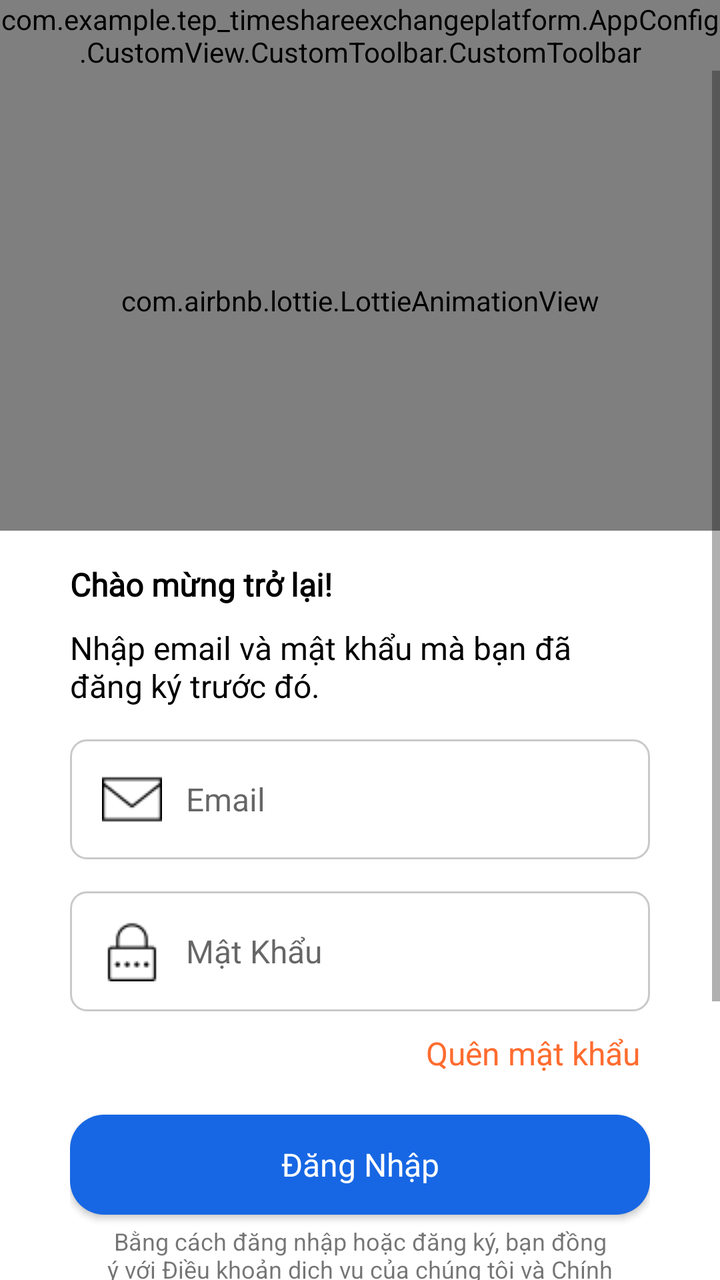
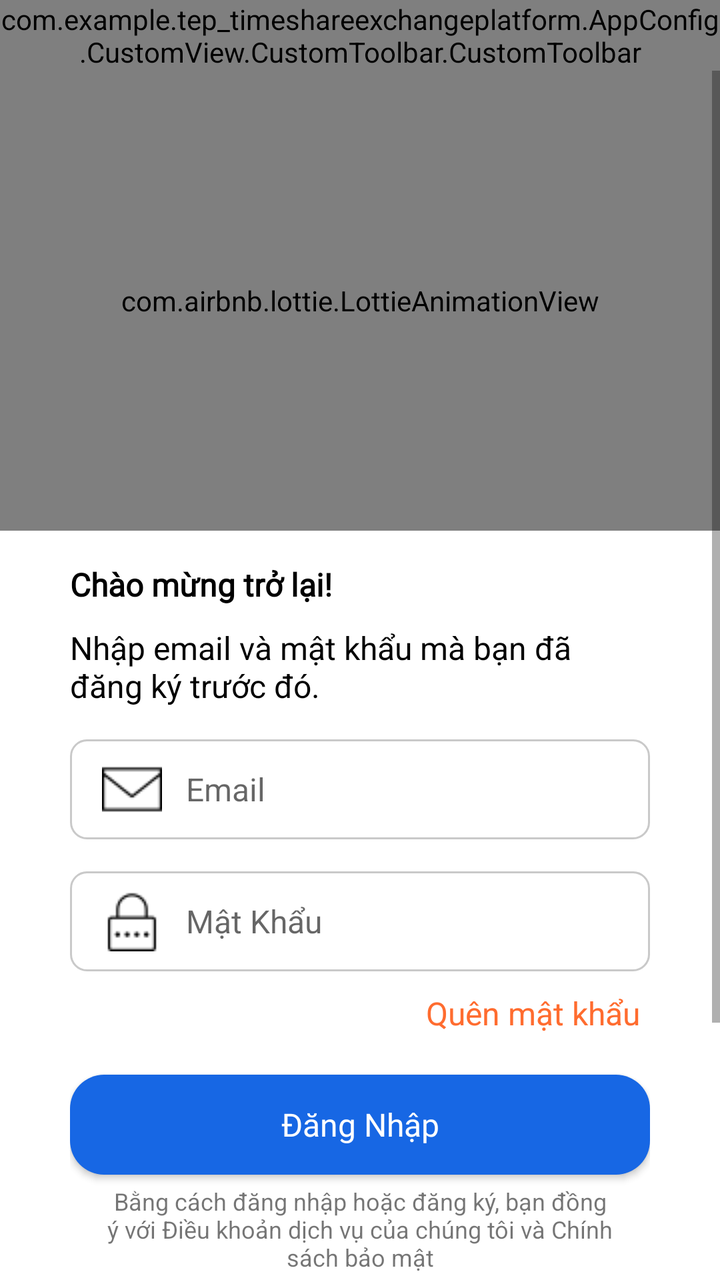

An Android layout rendered at two revisions. The XML below is the earlier revision; the diff shows what the commit changed to produce the second picture.
<!-- AndroidManifest.xml: application theme Base.Theme.TEPTimeshareExchangePlatform -->
<!-- res/layout/activity_login_screen2.xml -->
<?xml version="1.0" encoding="utf-8"?>
<androidx.constraintlayout.widget.ConstraintLayout
    xmlns:android="http://schemas.android.com/apk/res/android"
    xmlns:app="http://schemas.android.com/apk/res-auto"
    xmlns:tools="http://schemas.android.com/tools"
    android:id="@+id/main"
    android:layout_width="match_parent"
    android:layout_height="match_parent"
    tools:context=".UI.Activity.LoginActivity.LoginActivity_screen2">

    
    <com.example.tep_timeshareexchangeplatform.AppConfig.CustomView.CustomToolbar.CustomToolbar
        android:id="@+id/customToolbar"
        android:layout_width="match_parent"
        android:layout_height="wrap_content"
        android:background="@color/white"
        android:title="@string/login"
        app:layout_constraintEnd_toEndOf="parent"
        app:layout_constraintStart_toStartOf="parent"
        app:layout_constraintTop_toTopOf="parent"
        app:textStart="@string/back" />

    
    <ScrollView
        android:layout_width="match_parent"
        android:layout_height="wrap_content"
        android:fillViewport="true"
        app:layout_constraintEnd_toEndOf="parent"
        app:layout_constraintStart_toStartOf="parent"
        app:layout_constraintTop_toBottomOf="@+id/customToolbar">
        <LinearLayout
            android:layout_width="match_parent"
            android:layout_height="wrap_content"
            android:orientation="vertical">

            
            <com.airbnb.lottie.LottieAnimationView
                android:layout_width="match_parent"
                android:layout_height="230dp"
                app:lottie_rawRes="@raw/anim_login_screen1"
                app:lottie_autoPlay="true"
                app:lottie_loop="true"
                />

            
            <LinearLayout
                android:id="@+id/linearLayout2"
                android:layout_width="match_parent"
                android:layout_height="wrap_content"
                android:layout_marginStart="35dp"
                android:layout_marginTop="16dp"
                android:layout_marginEnd="35dp"
                android:orientation="vertical"
                app:layout_constraintTop_toBottomOf="@+id/imageView2"
                tools:layout_editor_absoluteX="30dp">

                <TextView
                    android:layout_width="match_parent"
                    android:layout_height="wrap_content"
                    android:fontFamily="@font/app_font_bold"
                    android:text="Chào mừng trở lại!"
                    android:textColor="@color/black"
                    android:textSize="16dp"
                    android:textStyle="bold" />

                <TextView
                    android:layout_width="match_parent"
                    android:layout_height="wrap_content"
                    android:layout_marginTop="10dp"
                    android:text="Nhập email và mật khẩu mà bạn đã đăng ký trước đó."
                    android:textColor="@color/black"
                    android:textSize="16dp" />


                <EditText
                    android:id="@+id/edt_email"
                    android:layout_width="match_parent"
                    android:layout_height="60dp"
                    android:layout_marginTop="16dp"
                    android:background="@drawable/background_stroke_around"
                    android:drawableStart="@drawable/ic_email_30px"
                    android:drawablePadding="12dp"
                    android:ems="10"
                    android:hint="Email"
                    android:inputType="textEmailAddress"
                    android:paddingStart="16dp"
                    android:paddingEnd="16dp"
                    android:textSize="16dp" />

                <EditText
                    android:id="@+id/edt_password"
                    android:layout_width="match_parent"
                    android:layout_height="60dp"
                    android:layout_marginTop="16dp"
                    android:background="@drawable/background_stroke_around"
                    android:drawableStart="@drawable/ic_password_30px"
                    android:drawablePadding="12dp"
                    android:ems="10"
                    android:hint="Mật Khẩu"
                    android:inputType="textPassword"
                    android:paddingStart="16dp"
                    android:paddingEnd="16dp"
                    android:textSize="16dp" />

                <TextView
                    android:layout_width="match_parent"
                    android:layout_height="wrap_content"
                    android:layout_marginTop="10dp"
                    android:layout_marginEnd="5dp"
                    android:gravity="right"
                    android:text="Quên mật khẩu"
                    android:textColor="@color/primaryColor"
                    android:textSize="16dp" />

            </LinearLayout>

            
            <LinearLayout
                android:id="@+id/linearLayout3"
                android:layout_width="match_parent"
                android:layout_height="wrap_content"
                android:layout_marginStart="35dp"
                android:layout_marginEnd="35dp"
                android:orientation="vertical"
                app:layout_constraintTop_toBottomOf="@+id/linearLayout2"
                tools:layout_editor_absoluteX="20dp">

                <androidx.appcompat.widget.AppCompatButton
                    android:id="@+id/btn_login"
                    android:layout_width="match_parent"
                    android:layout_height="50dp"
                    android:layout_marginTop="20dp"
                    android:background="@drawable/ripple_effect"
                    android:backgroundTint="@color/blue_btn_search"
                    android:fontFamily="@font/app_font_black"
                    android:text="Đăng Nhập"
                    android:textAllCaps="false"
                    android:textColor="@color/white"
                    android:textSize="16dp"
                    app:layout_constraintBottom_toBottomOf="parent" />

                <TextView
                    android:layout_width="match_parent"
                    android:layout_height="wrap_content"
                    android:layout_marginStart="10dp"
                    android:layout_marginTop="5dp"
                    android:layout_marginEnd="10dp"
                    android:gravity="center"
                    android:text="Bằng cách đăng nhập hoặc đăng ký, bạn đồng ý với Điều khoản dịch vụ của chúng tôi và
Chính sách bảo mật"
                    android:textSize="12dp" />

            </LinearLayout>

            
            <androidx.constraintlayout.widget.ConstraintLayout
                android:layout_width="match_parent"
                android:layout_height="wrap_content"
                android:layout_marginStart="35dp"
                android:layout_marginTop="10dp"
                android:layout_marginEnd="35dp"
                android:paddingTop="10dp"
                app:layout_constraintTop_toBottomOf="@+id/linearLayout3">

                <LinearLayout
                    android:id="@+id/linearLayout5"
                    android:layout_width="match_parent"
                    android:layout_height="2dp"
                    android:background="@color/primary_background"
                    android:orientation="vertical"
                    app:layout_constraintBottom_toBottomOf="@+id/linearLayout8"
                    app:layout_constraintTop_toTopOf="parent">

                </LinearLayout>

                <LinearLayout
                    android:id="@+id/linearLayout8"
                    android:layout_width="90dp"
                    android:layout_height="20dp"
                    android:background="@color/blue_see_more"
                    app:layout_constraintEnd_toEndOf="parent"
                    app:layout_constraintStart_toStartOf="parent"
                    app:layout_constraintTop_toTopOf="parent">

                    <TextView
                        android:layout_width="match_parent"
                        android:layout_height="match_parent"
                        android:gravity="center"
                        android:text="Đăng Nhập Với"
                        android:textAlignment="center"
                        android:textColor="@color/white"
                        android:textSize="10dp">

                    </TextView>
                </LinearLayout>


                <LinearLayout
                    android:id="@+id/linearLayout6"
                    android:layout_width="150dp"
                    android:layout_height="50dp"
                    android:layout_marginTop="40dp"
                    android:background="@drawable/ripple_effect_white"
                    android:orientation="horizontal"
                    app:layout_constraintBottom_toBottomOf="parent"
                    app:layout_constraintEnd_toEndOf="parent"
                    app:layout_constraintHorizontal_bias="0.0"
                    app:layout_constraintStart_toStartOf="parent"
                    app:layout_constraintTop_toTopOf="parent"
                    app:layout_constraintVertical_bias="0.0">

                    <ImageView
                        android:layout_width="match_parent"
                        android:layout_height="match_parent"
                        android:padding="5dp"
                        android:src="@drawable/ic_google" />

                </LinearLayout>

                <LinearLayout
                    android:id="@+id/linearLayout7"
                    android:layout_width="150dp"
                    android:layout_height="50dp"
                    android:layout_marginTop="40dp"
                    android:background="@drawable/ripple_effect_white"
                    android:orientation="horizontal"
                    app:layout_constraintBottom_toBottomOf="parent"
                    app:layout_constraintEnd_toEndOf="parent"
                    app:layout_constraintHorizontal_bias="1.0"
                    app:layout_constraintStart_toStartOf="@+id/linearLayout6"
                    app:layout_constraintTop_toTopOf="parent"
                    app:layout_constraintVertical_bias="0.0">

                    <ImageView
                        android:layout_width="match_parent"
                        android:layout_height="match_parent"
                        android:padding="5dp"
                        android:src="@drawable/ic_facebook" />
                </LinearLayout>


            </androidx.constraintlayout.widget.ConstraintLayout>

            
            <LinearLayout
                android:gravity="center"
                android:layout_marginTop="10dp"
                android:layout_marginBottom="100dp"
                android:layout_width="match_parent"
                android:layout_height="wrap_content"
                android:padding="10dp">

                <TextView
                    android:layout_width="wrap_content"
                    android:layout_height="wrap_content"
                    android:fontFamily="@font/inter_medium"
                    android:text="Chưa có tài khoản ?"
                    android:textSize="14dp"
                    app:layout_constraintEnd_toStartOf="@+id/textView3"
                    app:layout_constraintStart_toStartOf="parent"
                    app:layout_constraintTop_toTopOf="parent" />

                <TextView
                    android:id="@+id/tv_register"
                    android:layout_marginStart="10dp"
                    android:layout_width="wrap_content"
                    android:layout_height="wrap_content"
                    android:fontFamily="@font/inter_medium"
                    android:text="Đăng ký ngay"
                    android:textColor="@color/blue_see_more"
                    android:textSize="14dp"
                    app:layout_constraintEnd_toEndOf="parent"
                    app:layout_constraintTop_toTopOf="parent" />

            </LinearLayout>


        </LinearLayout>







    </ScrollView>





</androidx.constraintlayout.widget.ConstraintLayout>
<!-- resources referenced by this layout -->
<resources>
  <color name="black">#FF000000</color>
  <color name="blue_btn_search">#1767E4</color>
  <color name="blue_see_more">#0091FB</color>
  <color name="primaryColor">#ff6c2f</color>
  <color name="primary_background">#C9C9C9</color>
  <color name="white">#FFFFFFFF</color>
  <!-- drawable background_stroke_around (drawable) -->
  <?xml version="1.0" encoding="utf-8"?>
  <shape xmlns:android="http://schemas.android.com/apk/res/android"
      android:shape="rectangle"
      >
      <stroke android:width="1dp" android:color="@color/primary_background"/>
      <corners android:radius="8dp"/>
  
  </shape>
  <!-- drawable ic_email_30px: png bitmap (drawable, 394 bytes) -->
  <!-- drawable ic_facebook: png bitmap (drawable, 1316 bytes) -->
  <!-- drawable ic_google: png bitmap (drawable, 1305 bytes) -->
  <!-- drawable ic_password_30px: png bitmap (drawable, 408 bytes) -->
  <!-- drawable ripple_effect (drawable) -->
  <?xml version="1.0" encoding="utf-8"?>
  <ripple xmlns:android="http://schemas.android.com/apk/res/android"
      android:color="?android:attr/colorControlHighlight">
      <item>
          <shape android:shape="rectangle">
              <corners android:radius="17dp"></corners>
              <solid android:color="@color/primaryColor"></solid>
          </shape>
      </item>
  </ripple>
  <!-- drawable ripple_effect_white (drawable) -->
  <?xml version="1.0" encoding="utf-8"?>
  <ripple xmlns:android="http://schemas.android.com/apk/res/android"
      android:color="?android:attr/colorControlHighlight">
      <item>
          <shape android:shape="rectangle">
              <corners android:radius="17dp"></corners>
              <solid android:color="@color/gray_light_background"></solid>
          </shape>
      </item>
  </ripple>
  <string name="back">Back</string>
  <string name="login">Login</string>
  <style name="Base.Theme.TEPTimeshareExchangePlatform" parent="Theme.MaterialComponents.DayNight.NoActionBar">
          <item name="android:statusBarColor">@color/white</item>
          <item name="android:windowLightStatusBar">true</item> 
      </style>
  <color name="gray_light_background">#EDF2F6</color>
</resources>

<!-- the commit's change to res/layout/activity_login_screen2.xml (unified diff, before → after) -->
@@ -62,7 +62,6 @@
                     android:textColor="@color/black"
                     android:textSize="16dp"
                     android:textStyle="bold" />
-
                 <TextView
                     android:layout_width="match_parent"
                     android:layout_height="wrap_content"
@@ -75,7 +74,7 @@
                 <EditText
                     android:id="@+id/edt_email"
                     android:layout_width="match_parent"
-                    android:layout_height="60dp"
+                    android:layout_height="50dp"
                     android:layout_marginTop="16dp"
                     android:background="@drawable/background_stroke_around"
                     android:drawableStart="@drawable/ic_email_30px"
@@ -90,7 +89,7 @@
                 <EditText
                     android:id="@+id/edt_password"
                     android:layout_width="match_parent"
-                    android:layout_height="60dp"
+                    android:layout_height="50dp"
                     android:layout_marginTop="16dp"
                     android:background="@drawable/background_stroke_around"
                     android:drawableStart="@drawable/ic_password_30px"
